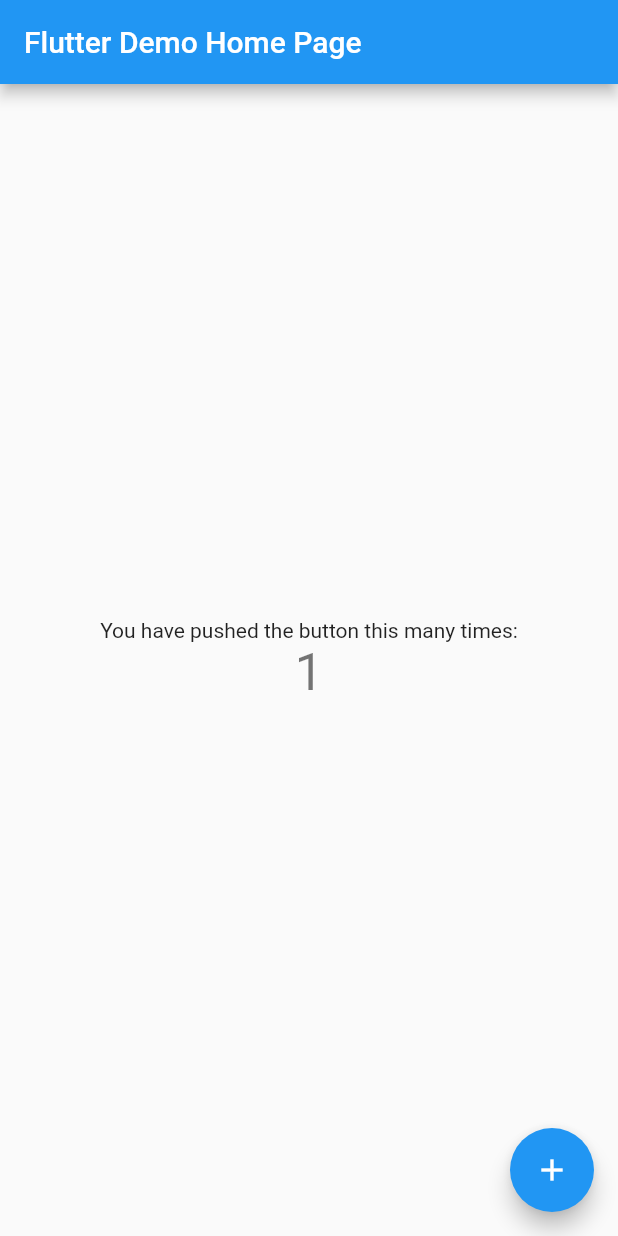
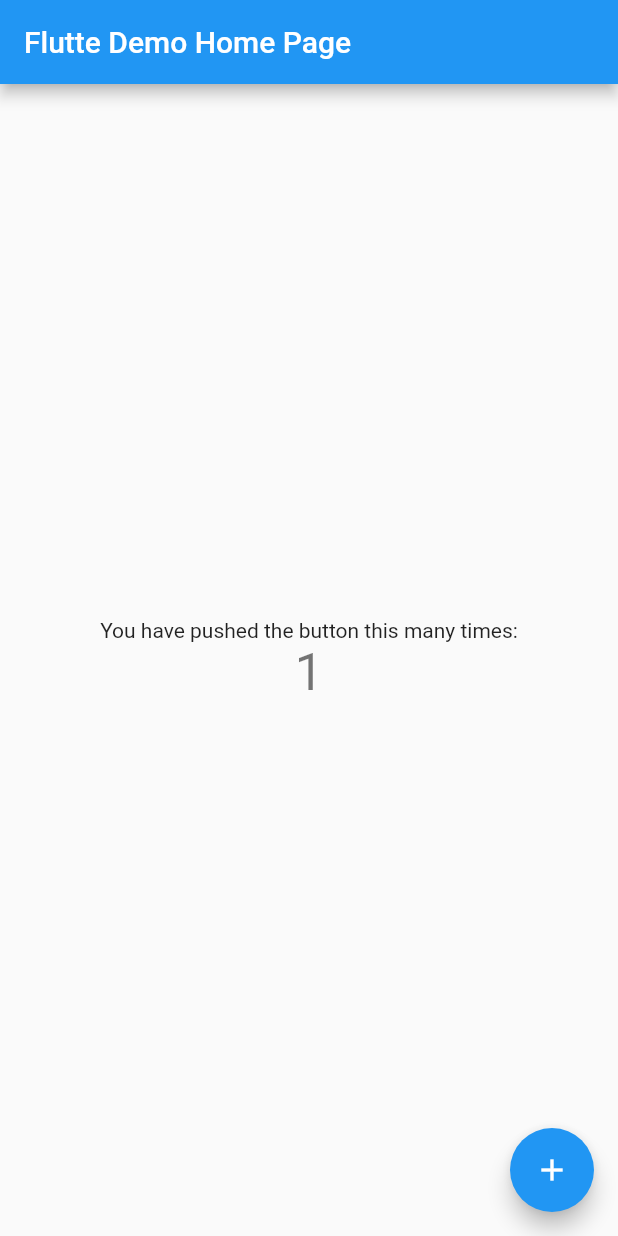
Before and after one commit to c25kenneth/street_wise, a Flutter app: the screen it shows after launch, after a tap on the "add" icon, on a phone screen of 412 x 824 dp. Run offline on Flutter 3.47's test engine with Material 2 defaults, Android fonts, the phone set to English and light mode, and no system bars; missing offline and left inert: android_alarm_manager.

Commit message:
added other packages

```diff
--- a/lib/main.dart
+++ b/lib/main.dart
@@ -1,5 +1,8 @@
+import 'package:android_alarm_manager/android_alarm_manager.dart';
 import 'package:flutter/material.dart';
-void main() {
+void main() async {
+  WidgetsFlutterBinding.ensureInitialized();
+  await AndroidAlarmManager.initialize();
   runApp(MyApp());
 }
 
@@ -12,7 +15,7 @@ class MyApp extends StatelessWidget {
         primarySwatch: Colors.blue,
         visualDensity: VisualDensity.adaptivePlatformDensity,
       ),
-      home: MyHomePage(title: 'Flutter Demo Home Page'),
+      home: MyHomePage(title: 'Flutte Demo Home Page'),
     );
   }
 }
--- a/pubspec.yaml
+++ b/pubspec.yaml
@@ -30,6 +30,7 @@ dependencies:
   cupertino_icons: ^1.0.0
   firebase_auth: 0.14.0+5
   cloud_firestore: 0.12.9+4
+  android_alarm_manager: 0.4.5+20
 dev_dependencies:
   flutter_test:
     sdk: flutter
```
Also changed, not shown: pubspec.lock, 1 other file.
